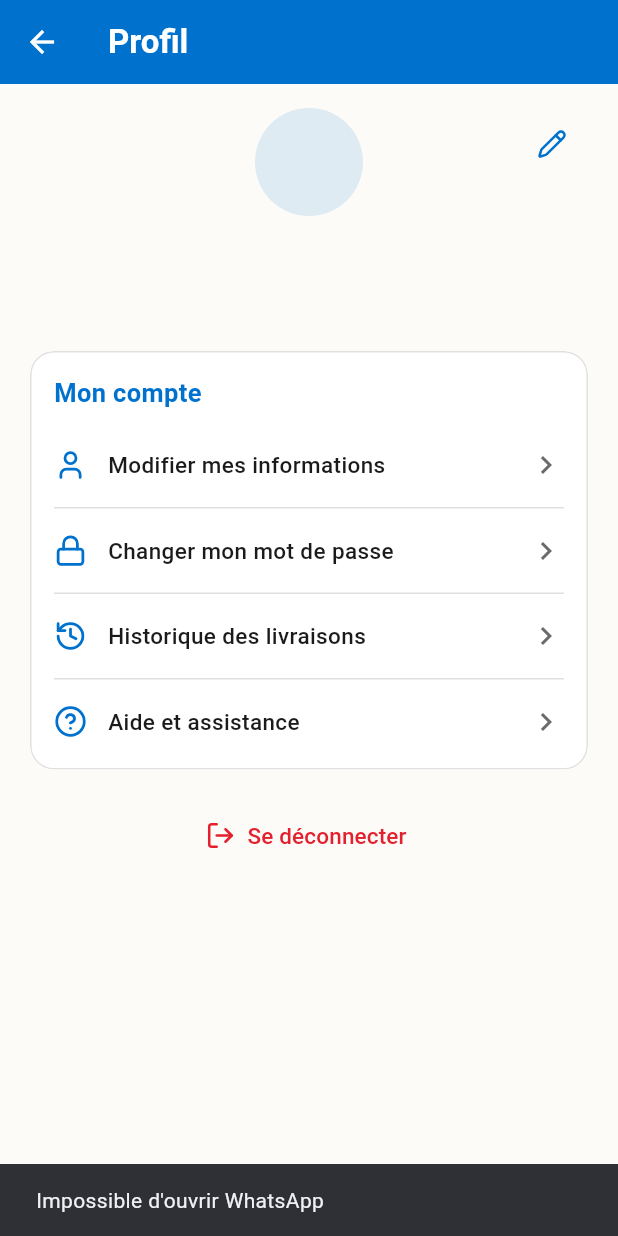
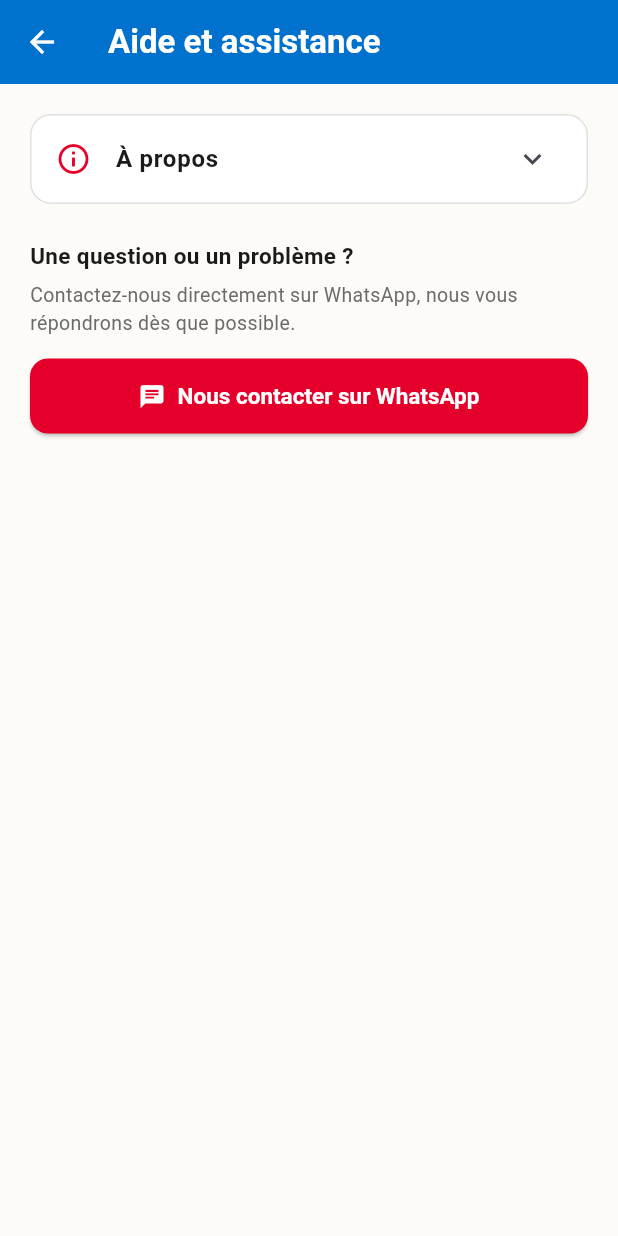
Before and after one commit to Maoudo-4/niam-niam, a Flutter app: the ProfilLivreurPage screen opened directly, after a tap on "Aide et assistance", on a phone screen of 412 x 824 dp. Run offline on Flutter 3.47's test engine with Material 3 defaults, Android fonts, the phone set to English and light mode, and no system bars; our stand-ins replace cloud_firestore, firebase_auth, firebase_core, flutter_map, geolocator, latlong2 and 1 more; accounts and stored records are empty; generated files the repository leaves out were written again.

Commit message:
Page Aide et assistance avec À propos et contact WhatsApp

```diff
--- /dev/null
+++ b/lib/screens/aide_assistance_page.dart
@@ -0,0 +1,96 @@
+import 'package:flutter/material.dart';
+import '../services/support_service.dart';
+import '../theme.dart';
+
+class AideAssistancePage extends StatelessWidget {
+  const AideAssistancePage({super.key});
+
+  Future<void> _contacter(BuildContext context) async {
+    final ok = await SupportService.contacterSupport();
+    if (!ok && context.mounted) {
+      ScaffoldMessenger.of(context).showSnackBar(
+        const SnackBar(content: Text('Impossible d\'ouvrir WhatsApp')),
+      );
+    }
+  }
+
+  @override
+  Widget build(BuildContext context) {
+    return Scaffold(
+      appBar: AppBar(title: const Text('Aide et assistance')),
+      body: ListView(
+        padding: const EdgeInsets.all(20),
+        children: [
+          // À propos : se déroule quand on appuie dessus
+          Container(
+            decoration: BoxDecoration(
+              color: AppColors.carte,
+              borderRadius: BorderRadius.circular(14),
+              border: Border.all(color: AppColors.bordure),
+            ),
+            clipBehavior: Clip.antiAlias,
+            child: Theme(
+              // supprime les traits que l'ExpansionTile ajoute par défaut
+              data: Theme.of(context).copyWith(dividerColor: Colors.transparent),
+              child: const ExpansionTile(
+                leading: Icon(Icons.info_outline, color: AppColors.terracotta),
+                title: Text(
+                  'À propos',
+                  style: TextStyle(
+                    fontWeight: FontWeight.w600,
+                    color: AppColors.brunTexte,
+                  ),
+                ),
+                childrenPadding: EdgeInsets.fromLTRB(16, 0, 16, 16),
+                expandedCrossAxisAlignment: CrossAxisAlignment.start,
+                children: [
+                  Text(
+                    'Niam-Niam est une application qui met en relation les '
+                    'clients, les gérants d\'établissements et les livreurs.\n\n'
+                    'Les clients découvrent les restaurants, fast-foods et '
+                    'maïgas autour d\'eux, commandent leurs plats et suivent '
+                    'leur livraison. Les gérants présentent leur établissement '
+                    'et traitent les commandes. Les livreurs prennent en charge '
+                    'les commandes et les livrent jusqu\'au client.\n\n'
+                    'Projet réalisé dans le cadre de la Licence 3 Informatique '
+                    'de l\'Université Gaston Berger de Saint-Louis.',
+                    style: TextStyle(
+                      fontSize: 14,
+                      height: 1.4,
+                      color: AppColors.brunClair,
+                    ),
+                  ),
+                ],
+              ),
+            ),
+          ),
+
+          const SizedBox(height: 24),
+
+          const Text(
+            'Une question ou un problème ?',
+            style: TextStyle(
+              fontSize: 15,
+              fontWeight: FontWeight.w600,
+              color: AppColors.brunTexte,
+            ),
+          ),
+          const SizedBox(height: 6),
+          const Text(
+            'Contactez-nous directement sur WhatsApp, nous vous répondrons dès que possible.',
+            style: TextStyle(fontSize: 13, color: AppColors.brunClair),
+          ),
+          const SizedBox(height: 14),
+          SizedBox(
+            width: double.infinity,
+            child: ElevatedButton.icon(
+              onPressed: () => _contacter(context),
+              icon: const Icon(Icons.chat),
+              label: const Text('Nous contacter sur WhatsApp'),
+            ),
+          ),
+        ],
+      ),
+    );
+  }
+}
--- a/lib/screens/client/profil_client_page.dart
+++ b/lib/screens/client/profil_client_page.dart
@@ -9,7 +9,7 @@ import 'modifier_profil_client_screen.dart';
 import 'changer_mot_de_passe_screen.dart';
 import 'favoris_client_page.dart';
 import 'historique_commandes_page.dart';
-import '../../services/support_service.dart';
+import '../aide_assistance_page.dart';
 
 const _bleu = Color(0xFF0072CE);
 const _rouge = Color(0xFFE4202E);
@@ -224,16 +224,12 @@ class _ProfilClientPageState extends State<ProfilClientPage> {
                       _LigneMenu(
                         icone: LucideIcons.circleHelp,
                         titre: 'Aide et assistance',
-                        onTap: () async {
-                          final ok = await SupportService.contacterSupport();
-                          if (!ok && context.mounted) {
-                            ScaffoldMessenger.of(context).showSnackBar(
-                              const SnackBar(
-                                  content:
-                                      Text('Impossible d\'ouvrir WhatsApp')),
-                            );
-                          }
-                        },
+                        onTap: () => Navigator.push(
+                          context,
+                          MaterialPageRoute(
+                            builder: (_) => const AideAssistancePage(),
+                          ),
+                        ),
                       ),
                       const SizedBox(height: 4),
                     ],
--- a/lib/screens/gerant/profil_gerant_page.dart
+++ b/lib/screens/gerant/profil_gerant_page.dart
@@ -10,7 +10,7 @@ import 'plats_etablissement_page.dart';
 import 'modifier_etablissement_screen.dart';
 import 'historique_commandes_gerant_page.dart';
 import 'statistiques_gerant_page.dart';
-import '../../services/support_service.dart';
+import '../aide_assistance_page.dart';
 
 const _bleu = Color(0xFF0072CE);
 const _rouge = Color(0xFFE4202E);
@@ -241,16 +241,12 @@ class _ProfilGerantPageState extends State<ProfilGerantPage> {
                         _LigneMenu(
                           icone: LucideIcons.circleHelp,
                           titre: 'Aide et assistance',
-                          onTap: () async {
-                            final ok = await SupportService.contacterSupport();
-                            if (!ok && context.mounted) {
-                              ScaffoldMessenger.of(context).showSnackBar(
-                                const SnackBar(
-                                    content:
-                                        Text('Impossible d\'ouvrir WhatsApp')),
-                              );
-                            }
-                          },
+                          onTap: () => Navigator.push(
+                            context,
+                            MaterialPageRoute(
+                              builder: (_) => const AideAssistancePage(),
+                            ),
+                          ),
                         ),
                         const SizedBox(height: 4),
                       ],
--- a/lib/screens/livreur/profil_livreur_page.dart
+++ b/lib/screens/livreur/profil_livreur_page.dart
@@ -8,7 +8,7 @@ import '../../widgets/confirmer_deconnexion.dart';
 import '../client/changer_mot_de_passe_screen.dart';
 import 'historique_livraisons_page.dart';
 import 'modifier_profil_livreur_screen.dart';
-import '../../services/support_service.dart';
+import '../aide_assistance_page.dart';
 
 const _bleu = Color(0xFF0072CE);
 const _rouge = Color(0xFFE4202E);
@@ -227,16 +227,12 @@ class _ProfilLivreurPageState extends State<ProfilLivreurPage> {
                       _LigneMenu(
                         icone: LucideIcons.circleHelp,
                         titre: 'Aide et assistance',
-                        onTap: () async {
-                          final ok = await SupportService.contacterSupport();
-                          if (!ok && context.mounted) {
-                            ScaffoldMessenger.of(context).showSnackBar(
-                              const SnackBar(
-                                  content:
-                                      Text('Impossible d\'ouvrir WhatsApp')),
-                            );
-                          }
-                        },
+                        onTap: () => Navigator.push(
+                          context,
+                          MaterialPageRoute(
+                            builder: (_) => const AideAssistancePage(),
+                          ),
+                        ),
                       ),
                       const SizedBox(height: 4),
                     ],
```
